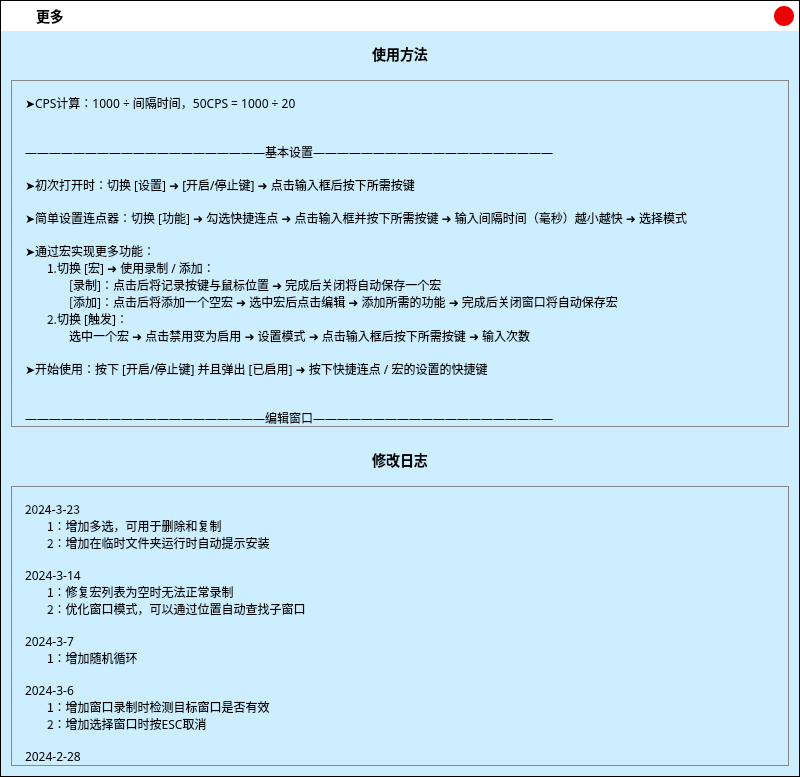
Old version of the form .ui/MoreUi.ui in the repository ChiyukiGana/Quickinput.
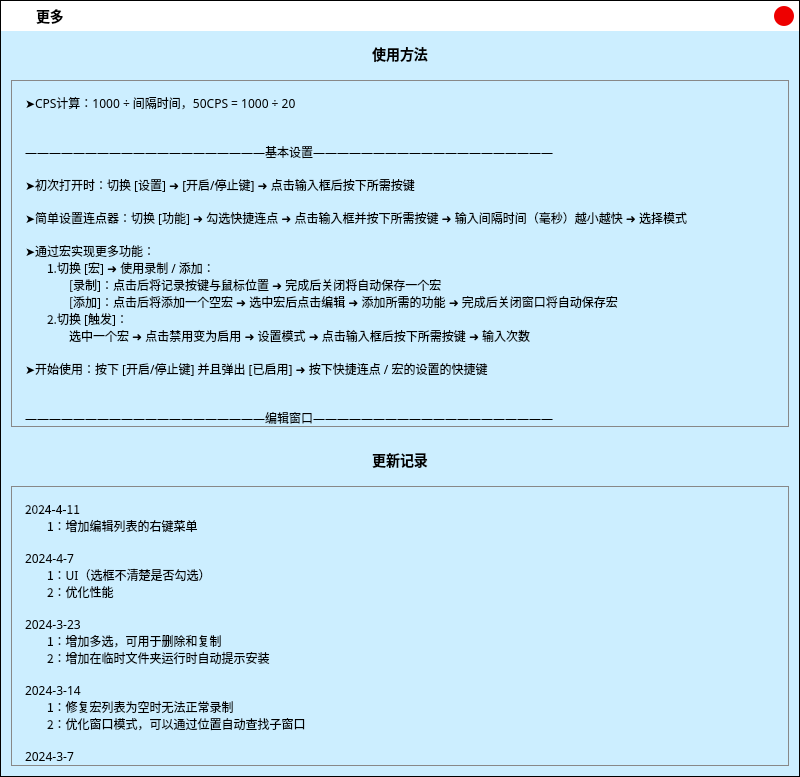
New version of the form. Icons and pictures are not drawn.

```diff
--- a/.ui/MoreUi.ui
+++ b/.ui/MoreUi.ui
@@ -398,7 +398,7 @@
       <string notr="true">padding-top:12px;padding-bottom:5px;font-size:14px;</string>
      </property>
      <property name="text">
-      <string>修改日志</string>
+      <string>更新记录</string>
      </property>
      <property name="alignment">
       <set>Qt::AlignCenter</set>
@@ -437,7 +437,7 @@
         <x>0</x>
         <y>0</y>
         <width>776</width>
-        <height>3317</height>
+        <height>3436</height>
        </rect>
       </property>
       <property name="styleSheet">
@@ -479,7 +479,14 @@
           <string notr="true">font-size:12px;</string>
          </property>
          <property name="text">
-          <string>2024-3-23
+          <string>2024-4-11
+ㅤㅤ1：增加编辑列表的右键菜单
+
+2024-4-7
+ㅤㅤ1：UI（选框不清楚是否勾选）
+ㅤㅤ2：优化性能
+
+2024-3-23
 ㅤㅤ1：增加多选，可用于删除和复制
 ㅤㅤ2：增加在临时文件夹运行时自动提示安装
 
```
